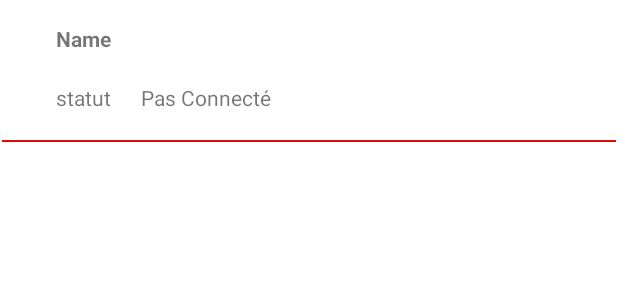
After one commit to JulienGWebDev/AndroidRestaurant, an Android app: the layout activity_bledevice.xml on its own in the app's theme, with its tools: preview values and no code run, on a phone screen of 412 x 824 dp. The commit adds this screen. Shown: the top 300 px of the screen. Run offline under Robolectric (Android 15) with nearby library versions, the light colour scheme and no system bars; network calls fail.

Commit message:
Expandable recycle

```diff
--- a/app/build.gradle
+++ b/app/build.gradle
@@ -51,4 +51,6 @@ dependencies {
     implementation "androidx.swiperefreshlayout:swiperefreshlayout:1.1.0"
     implementation 'com.github.polok:clicknumberpicker:0.1.2'
     implementation 'pl.droidsonroids.gif:android-gif-drawable:1.2.17'
+    implementation 'com.thoughtbot:expandablerecyclerview:1.0'
+
 }
--- /dev/null
+++ b/app/src/main/java/fr/isen/guinhut/androiderestaurant/models/BLEService.kt
@@ -0,0 +1,6 @@
+package fr.isen.guinhut.androiderestaurant.models
+
+import android.bluetooth.BluetoothGattCharacteristic
+import com.thoughtbot.expandablerecyclerview.models.ExpandableGroup
+
+class BLEService(val name: String, characteristics: MutableList<BluetoothGattCharacteristic>) : ExpandableGroup<BluetoothGattCharacteristic>(name, characteristics)
--- /dev/null
+++ b/app/src/main/res/drawable/ic_baseline_arrow_forward_ios_24.xml
@@ -0,0 +1,5 @@
+<vector android:alpha="0.82" android:height="24dp"
+    android:tint="#322D2D" android:viewportHeight="24"
+    android:viewportWidth="24" android:width="24dp" xmlns:android="http://schemas.android.com/apk/res/android">
+    <path android:fillColor="@android:color/white" android:pathData="M5.88,4.12L13.76,12l-7.88,7.88L8,22l10,-10L8,2z"/>
+</vector>
--- /dev/null
+++ b/app/src/main/res/layout/activity_bledevice.xml
@@ -0,0 +1,76 @@
+<?xml version="1.0" encoding="utf-8"?>
+<androidx.constraintlayout.widget.ConstraintLayout xmlns:android="http://schemas.android.com/apk/res/android"
+    xmlns:app="http://schemas.android.com/apk/res-auto"
+    xmlns:tools="http://schemas.android.com/tools"
+    android:layout_width="match_parent"
+    android:layout_height="match_parent"
+    tools:context=".BLEDeviceActivity">
+
+    <FrameLayout
+        android:id="@+id/frameLayout"
+        android:layout_width="409dp"
+        android:layout_height="wrap_content"
+        app:layout_constraintEnd_toEndOf="parent"
+        app:layout_constraintStart_toStartOf="parent"
+        app:layout_constraintTop_toTopOf="parent">
+
+        <androidx.constraintlayout.widget.ConstraintLayout
+            android:layout_width="match_parent"
+            android:layout_height="match_parent">
+
+            <View
+                android:id="@+id/view3"
+                android:layout_width="match_parent"
+                android:layout_height="1dp"
+                android:background="#DC0909"
+                app:layout_constraintBottom_toBottomOf="parent"
+                app:layout_constraintEnd_toEndOf="parent"
+                app:layout_constraintStart_toStartOf="parent" />
+
+            <TextView
+                android:id="@+id/device_name"
+                android:layout_width="wrap_content"
+                android:layout_height="wrap_content"
+                android:layout_marginStart="36dp"
+                android:layout_marginTop="16dp"
+                android:textStyle="bold"
+                app:layout_constraintStart_toStartOf="parent"
+                app:layout_constraintTop_toTopOf="parent"
+                tools:text="Name" />
+
+            <TextView
+                android:id="@+id/device_satus_title"
+                android:layout_width="wrap_content"
+                android:layout_height="wrap_content"
+                android:layout_marginStart="36dp"
+                android:layout_marginTop="20dp"
+                android:layout_marginBottom="20dp"
+                android:text="statut"
+                app:layout_constraintBottom_toBottomOf="parent"
+                app:layout_constraintStart_toStartOf="parent"
+                app:layout_constraintTop_toBottomOf="@+id/device_name"
+                app:layout_constraintVertical_bias="1.0" />
+
+            <TextView
+                android:id="@+id/device_status"
+                android:layout_width="wrap_content"
+                android:layout_height="wrap_content"
+                android:layout_marginStart="20dp"
+                android:layout_marginBottom="20dp"
+                app:layout_constraintBottom_toBottomOf="parent"
+                app:layout_constraintStart_toEndOf="@+id/device_satus_title"
+                tools:text="Pas Connecté" />
+
+        </androidx.constraintlayout.widget.ConstraintLayout>
+
+    </FrameLayout>
+
+    <androidx.recyclerview.widget.RecyclerView
+        android:id="@+id/bleServicesList"
+        android:layout_width="match_parent"
+        android:layout_height="0dp"
+        android:paddingBottom="90dp"
+        app:layout_constraintStart_toStartOf="parent"
+        app:layout_constraintTop_toBottomOf="@+id/frameLayout" />
+
+</androidx.constraintlayout.widget.ConstraintLayout>
```
Also changed, not shown: app/src/main/AndroidManifest.xml (+5 -4 lines), app/src/main/java/fr/isen/guinhut/androiderestaurant/BLEDeviceActivity.kt (added, +180 -0 lines), app/src/main/java/fr/isen/guinhut/androiderestaurant/BLEScanActivity.kt (+47 -9 lines), app/src/main/java/fr/isen/guinhut/androiderestaurant/models/BLEUUIDAttributes.kt (added, +16 -0 lines), app/src/main/java/fr/isen/guinhut/androiderestaurant/view/BLEAdapter.kt (+13 -3 lines), app/src/main/java/fr/isen/guinhut/androiderestaurant/view/BLEServiceAdapter.kt (added, +166 -0 lines), app/src/main/res/layout/activity_home.xml (+6 -4 lines), app/src/main/res/layout/item_ble.xml (+6 -5 lines), app/src/main/res/layout/layout_charac.xml (added, +80 -0 lines), app/src/main/res/layout/layout_service.xml (added, +44 -0 lines).
